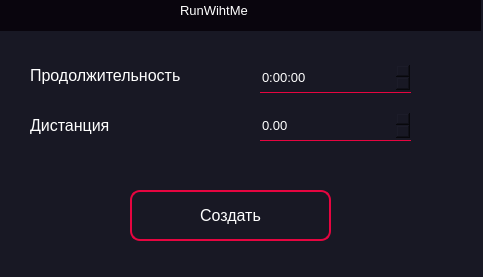
Daniil-Solo/Training-tracker, file Program/new_design/new_record.ui: the form before one commit.
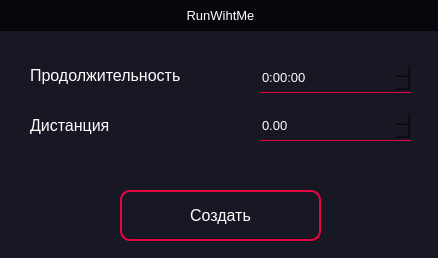
The form after the commit. Icons and pictures are not drawn.

Commit message: connect new interface, add empty class for work with record, correct interface

What changed in the file:
```diff
--- a/Program/new_design/new_record.ui
+++ b/Program/new_design/new_record.ui
@@ -6,8 +6,8 @@
    <rect>
     <x>0</x>
     <y>0</y>
-    <width>483</width>
-    <height>277</height>
+    <width>438</width>
+    <height>258</height>
    </rect>
   </property>
   <property name="windowTitle">
@@ -27,7 +27,7 @@
      <rect>
       <x>0</x>
       <y>0</y>
-      <width>481</width>
+      <width>441</width>
       <height>31</height>
      </rect>
     </property>
@@ -43,10 +43,10 @@
     <widget class="QLabel" name="label_7">
      <property name="geometry">
       <rect>
-       <x>180</x>
+       <x>0</x>
        <y>0</y>
-       <width>131</width>
-       <height>20</height>
+       <width>441</width>
+       <height>31</height>
       </rect>
      </property>
      <property name="font">
@@ -57,6 +57,9 @@
      <property name="text">
       <string>RunWihtMe</string>
      </property>
+     <property name="alignment">
+      <set>Qt::AlignCenter</set>
+     </property>
     </widget>
     <widget class="QPushButton" name="close">
      <property name="geometry">
@@ -77,25 +80,11 @@
       <iconset resource="icons.qrc">
        <normaloff>:/icons/icons/x.svg</normaloff>:/icons/icons/x.svg</iconset>
      </property>
-    </widget>
-    <widget class="QPushButton" name="close_2">
-     <property name="geometry">
-      <rect>
-       <x>450</x>
-       <y>0</y>
-       <width>31</width>
-       <height>31</height>
-      </rect>
-     </property>
-     <property name="styleSheet">
-      <string notr="true"/>
-     </property>
-     <property name="text">
-      <string/>
-     </property>
-     <property name="icon">
-      <iconset resource="icons.qrc">
-       <normaloff>:/icons/icons/x.svg</normaloff>:/icons/icons/x.svg</iconset>
+     <property name="iconSize">
+      <size>
+       <width>25</width>
+       <height>25</height>
+      </size>
      </property>
     </widget>
    </widget>
@@ -203,7 +192,7 @@
    <widget class="QPushButton" name="create">
     <property name="geometry">
      <rect>
-      <x>130</x>
+      <x>120</x>
       <y>190</y>
       <width>201</width>
       <height>51</height>
```
Left out of the diff: 15 changed lines with no effect on the pictures. The commit also changes 3 other files.
